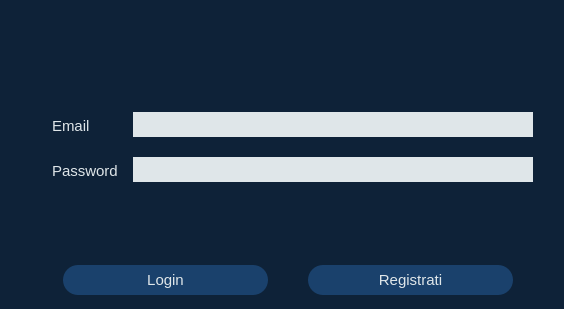
Qt form Client/loginpage.ui (MarcoFlo/Google-Drive) before a commit.
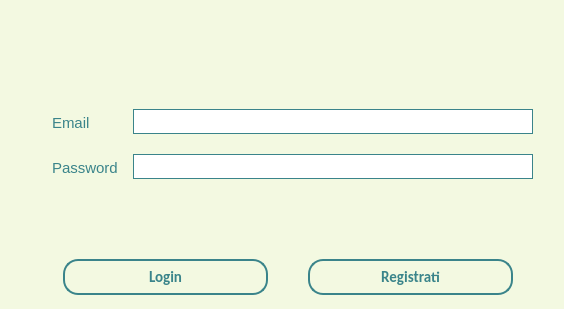
The same form after that commit. Icons and pictures are not drawn.

Patch:
```diff
--- a/Client/loginpage.ui
+++ b/Client/loginpage.ui
@@ -10,16 +10,29 @@
     <height>309</height>
    </rect>
   </property>
+  <property name="sizePolicy">
+   <sizepolicy hsizetype="Fixed" vsizetype="Fixed">
+    <horstretch>0</horstretch>
+    <verstretch>0</verstretch>
+   </sizepolicy>
+  </property>
   <property name="windowTitle">
    <string>LoginPage</string>
   </property>
   <property name="styleSheet">
-   <string notr="true">background-color: rgb(14,34,56)</string>
+   <string notr="true">background-color: rgb(243, 249, 225);
+border-color:10px solid black;</string>
   </property>
   <widget class="QWidget" name="centralWidget">
    <layout class="QHBoxLayout" name="horizontalLayout_2" stretch="0,0">
     <item>
      <widget class="QLabel" name="logo">
+      <property name="sizePolicy">
+       <sizepolicy hsizetype="Fixed" vsizetype="Fixed">
+        <horstretch>0</horstretch>
+        <verstretch>0</verstretch>
+       </sizepolicy>
+      </property>
       <property name="styleSheet">
        <string notr="true">background-color:none</string>
       </property>
@@ -94,7 +107,7 @@
          <item row="0" column="0">
           <widget class="QLabel" name="Email">
            <property name="styleSheet">
-            <string notr="true">color: #dfe6e9;
+            <string notr="true">color: #3a848a;
 font-size: 15px;
 border: none;
 padding: 5px;
@@ -127,8 +140,9 @@
             <bool>false</bool>
            </property>
            <property name="styleSheet">
-            <string notr="true">background-color:#dfe6e9;
-border: 1px #dfe6e9;
+            <string notr="true">border:1px solid #3a848a;
+color: #3a848a;
+
 
 </string>
            </property>
@@ -143,7 +157,7 @@
          <item row="1" column="0">
           <widget class="QLabel" name="Password">
            <property name="styleSheet">
-            <string notr="true">color: #dfe6e9;
+            <string notr="true">color: #3a848a;
 font-size: 15px;
 border: none;
 padding: 5px;
@@ -173,10 +187,8 @@
             </font>
            </property>
            <property name="styleSheet">
-            <string notr="true">background-color:#dfe6e9;
-border: 1px #dfe6e9;
-
-</string>
+            <string notr="true">border:1px solid #3a848a;
+color: #3a848a;</string>
            </property>
            <property name="text">
             <string/>
@@ -214,9 +226,9 @@
               <colorrole role="WindowText">
                <brush brushstyle="SolidPattern">
                 <color alpha="255">
-                 <red>223</red>
-                 <green>230</green>
-                 <blue>233</blue>
+                 <red>58</red>
+                 <green>132</green>
+                 <blue>138</blue>
                 </color>
                </brush>
               </colorrole>
@@ -232,18 +244,18 @@
               <colorrole role="Text">
                <brush brushstyle="SolidPattern">
                 <color alpha="255">
-                 <red>223</red>
-                 <green>230</green>
-                 <blue>233</blue>
+                 <red>58</red>
+                 <green>132</green>
+                 <blue>138</blue>
                 </color>
                </brush>
               </colorrole>
               <colorrole role="ButtonText">
                <brush brushstyle="SolidPattern">
                 <color alpha="255">
-                 <red>223</red>
-                 <green>230</green>
-                 <blue>233</blue>
+                 <red>58</red>
+                 <green>132</green>
+                 <blue>138</blue>
                 </color>
                </brush>
               </colorrole>
@@ -265,12 +277,30 @@
                 </color>
                </brush>
               </colorrole>
+              <colorrole role="Highlight">
+               <brush brushstyle="SolidPattern">
+                <color alpha="255">
+                 <red>58</red>
+                 <green>132</green>
+                 <blue>138</blue>
+                </color>
+               </brush>
+              </colorrole>
+              <colorrole role="HighlightedText">
+               <brush brushstyle="SolidPattern">
+                <color alpha="255">
+                 <red>255</red>
+                 <green>255</green>
+                 <blue>255</blue>
+                </color>
+               </brush>
+              </colorrole>
               <colorrole role="PlaceholderText">
                <brush brushstyle="NoBrush">
                 <color alpha="128">
-                 <red>223</red>
-                 <green>230</green>
-                 <blue>233</blue>
+                 <red>58</red>
+                 <green>132</green>
+                 <blue>138</blue>
                 </color>
                </brush>
               </colorrole>
@@ -279,9 +309,9 @@
               <colorrole role="WindowText">
                <brush brushstyle="SolidPattern">
                 <color alpha="255">
-                 <red>223</red>
-                 <green>230</green>
-                 <blue>233</blue>
+                 <red>58</red>
+                 <green>132</green>
+                 <blue>138</blue>
                 </color>
                </brush>
               </colorrole>
@@ -297,18 +327,18 @@
               <colorrole role="Text">
                <brush brushstyle="SolidPattern">
                 <color alpha="255">
-                 <red>223</red>
-                 <green>230</green>
-                 <blue>233</blue>
+                 <red>58</red>
+                 <green>132</green>
+                 <blue>138</blue>
                 </color>
                </brush>
               </colorrole>
               <colorrole role="ButtonText">
                <brush brushstyle="SolidPattern">
                 <color alpha="255">
-                 <red>223</red>
-                 <green>230</green>
-                 <blue>233</blue>
+                 <red>58</red>
+                 <green>132</green>
+                 <blue>138</blue>
                 </color>
                </brush>
               </colorrole>
@@ -330,12 +360,30 @@
                 </color>
                </brush>
               </colorrole>
+              <colorrole role="Highlight">
+               <brush brushstyle="SolidPattern">
+                <color alpha="255">
+                 <red>58</red>
+                 <green>132</green>
+                 <blue>138</blue>
+                </color>
+               </brush>
+              </colorrole>
+              <colorrole role="HighlightedText">
+               <brush brushstyle="SolidPattern">
+                <color alpha="255">
+                 <red>255</red>
+                 <green>255</green>
+                 <blue>255</blue>
+                </color>
+               </brush>
+              </colorrole>
               <colorrole role="PlaceholderText">
                <brush brushstyle="NoBrush">
                 <color alpha="128">
-                 <red>223</red>
-                 <green>230</green>
-                 <blue>233</blue>
+                 <red>58</red>
+                 <green>132</green>
+                 <blue>138</blue>
                 </color>
                </brush>
               </colorrole>
@@ -344,9 +392,9 @@
               <colorrole role="WindowText">
                <brush brushstyle="SolidPattern">
                 <color alpha="255">
-                 <red>223</red>
-                 <green>230</green>
-                 <blue>233</blue>
+                 <red>58</red>
+                 <green>132</green>
+                 <blue>138</blue>
                 </color>
                </brush>
               </colorrole>
@@ -362,18 +410,18 @@
               <colorrole role="Text">
                <brush brushstyle="SolidPattern">
                 <color alpha="255">
-                 <red>223</red>
-                 <green>230</green>
-                 <blue>233</blue>
+                 <red>58</red>
+                 <green>132</green>
+                 <blue>138</blue>
                 </color>
                </brush>
               </colorrole>
               <colorrole role="ButtonText">
                <brush brushstyle="SolidPattern">
                 <color alpha="255">
-                 <red>223</red>
-                 <green>230</green>
-                 <blue>233</blue>
+                 <red>58</red>
+                 <green>132</green>
+                 <blue>138</blue>
                 </color>
                </brush>
               </colorrole>
@@ -395,26 +443,60 @@
                 </color>
                </brush>
               </colorrole>
+              <colorrole role="Highlight">
+               <brush brushstyle="SolidPattern">
+                <color alpha="255">
+                 <red>58</red>
+                 <green>132</green>
+                 <blue>138</blue>
+                </color>
+               </brush>
+              </colorrole>
+              <colorrole role="HighlightedText">
+               <brush brushstyle="SolidPattern">
+                <color alpha="255">
+                 <red>255</red>
+                 <green>255</green>
+                 <blue>255</blue>
+                </color>
+               </brush>
+              </colorrole>
               <colorrole role="PlaceholderText">
                <brush brushstyle="NoBrush">
                 <color alpha="128">
-                 <red>223</red>
-                 <green>230</green>
-                 <blue>233</blue>
+                 <red>58</red>
+                 <green>132</green>
+                 <blue>138</blue>
                 </color>
                </brush>
               </colorrole>
              </disabled>
             </palette>
            </property>
+           <property name="font">
+            <font>
+             <family>Calibri</family>
+             <pointsize>-1</pointsize>
+             <weight>75</weight>
+             <bold>true</bold>
+            </font>
+           </property>
+           <property name="autoFillBackground">
+            <bool>false</bool>
+           </property>
            <property name="styleSheet">
-            <string notr="true">border-radius: 15px;
-background-color: rgb(26,65,108);
+            <string notr="true">background-color:none;
+border:2px solid #3a848a;
 padding: 6px;
-color: #dfe6e9;
-border: none;
+color: #3a848a;
 font-size: 15px;
-font-family: 'Calibri'</string>
+font-family: 'Calibri';
+border-radius: 15px;
+
+selection-color: rgb(255, 255, 255);
+selection-background-color:#3a848a ;
+
+highlight-background-color: #3a848a;</string>
            </property>
            <property name="text">
             <string>Login</string>
@@ -425,18 +507,35 @@
            <property name="checked">
             <bool>false</bool>
            </property>
+           <property name="default">
+            <bool>false</bool>
+           </property>
+           <property name="flat">
+            <bool>false</bool>
+           </property>
           </widget>
          </item>
          <item>
           <widget class="QPushButton" name="registrati">
+           <property name="font">
+            <font>
+             <family>Calibri</family>
+             <pointsize>-1</pointsize>
+             <weight>75</weight>
+             <bold>true</bold>
+            </font>
+           </property>
            <property name="styleSheet">
-            <string notr="true">border-radius: 15px;
-background-color: rgb(26,65,108);
+            <string notr="true">background-color:none;
+border:2px solid #3a848a;
 padding: 6px;
-color: #dfe6e9;
-border: none;
+color: #3a848a;
 font-size: 15px;
-font-family: 'Calibri'</string>
+font-family: 'Calibri';
+border-radius: 15px;
+
+selection-color: rgb(255, 255, 255);
+selection-background-color:#3a848a ;</string>
            </property>
            <property name="text">
             <string>Registrati</string>
```
